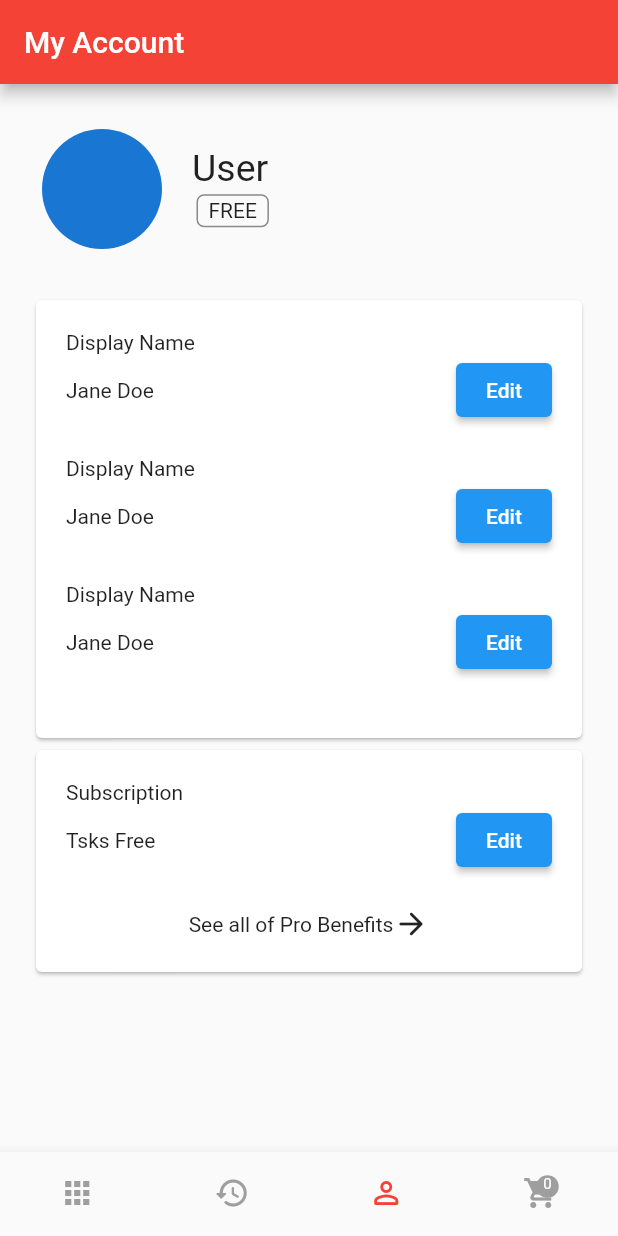
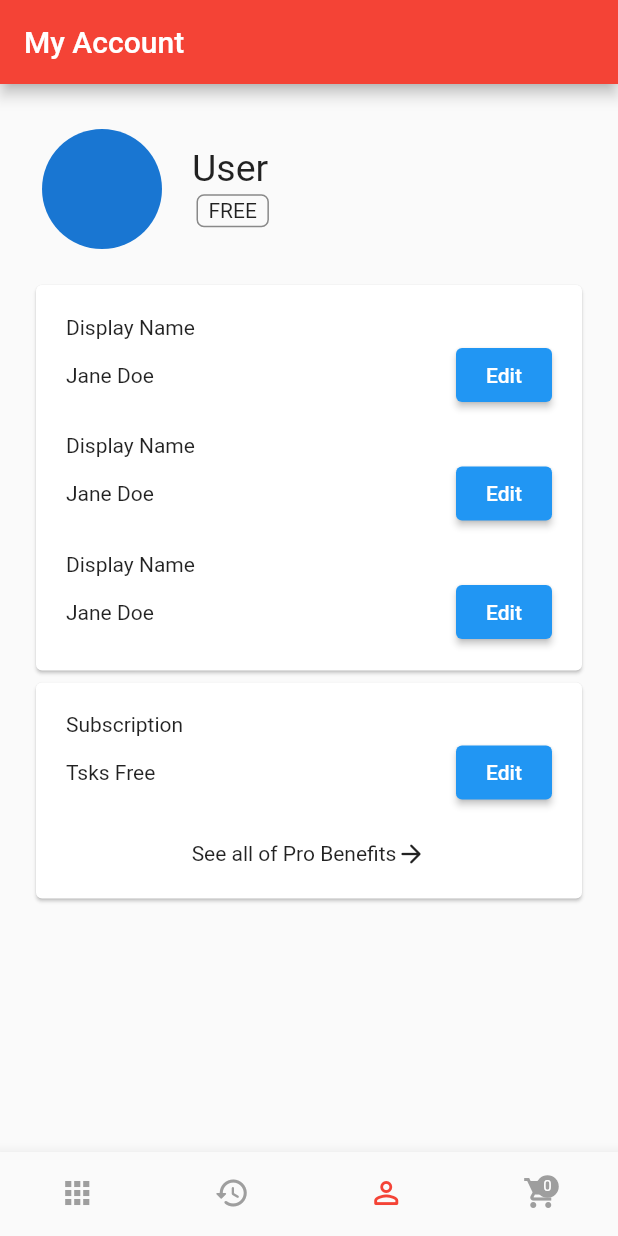
Before and after one commit to thetooaung07/flutter_foodly, a Flutter app: the screen it shows after launch, swiped to page 3, on a phone screen of 412 x 824 dp. Run offline on Flutter 3.47's test engine with Material 2 defaults, Android fonts, the phone set to English and light mode, and no system bars; our stand-ins replace dotted_border, flutter_svg.

Commit message:
Centering card badge number

```diff
--- a/lib/components/badge.dart
+++ b/lib/components/badge.dart
@@ -21,6 +21,7 @@ class Badge extends StatelessWidget {
           right: 0,
           top: 0,
           child: Container(
+            alignment: Alignment.center,
             decoration: BoxDecoration(
               shape: BoxShape.circle,
               color: value == "0" ? Colors.grey : Colors.red,
--- a/lib/pages/navpages/homepage/horizontal_list_menu.dart
+++ b/lib/pages/navpages/homepage/horizontal_list_menu.dart
@@ -57,7 +57,7 @@ class HorizontalListItem extends StatelessWidget {
       child: Container(
         decoration: BoxDecoration(
           color: isSelected!
-              ? const Color.fromRGBO(238, 77, 42, 1)
+              ? Color.fromARGB(179, 123, 33, 13)
               : const Color.fromRGBO(245, 247, 251, 1),
           // border: Border.all(color: Colors.black),
           borderRadius: BorderRadius.circular(20),
--- a/lib/pages/navpages/user_profile.dart
+++ b/lib/pages/navpages/user_profile.dart
@@ -9,7 +9,8 @@ class UserProfilePage extends StatelessWidget {
       appBar: AppBar(
         title: Text("My Account"),
       ),
-      body: Padding(
+      body: SingleChildScrollView(
+        child: Padding(
           padding: EdgeInsets.fromLTRB(20, 30, 20, 10),
           child: Column(children: [
             Container(
@@ -33,10 +34,10 @@ class UserProfilePage extends StatelessWidget {
                 )
               ]),
             ),
-          SizedBox(height: 30),
+            SizedBox(height: 20),
             Card(
               child: Padding(
-              padding: const EdgeInsets.all(20.0),
+                padding: const EdgeInsets.fromLTRB(20, 20, 20, 0),
                 child: Column(
                   crossAxisAlignment: CrossAxisAlignment.start,
                   children: [
@@ -53,7 +54,7 @@ class UserProfilePage extends StatelessWidget {
                       ],
                     ),
 
-                  SizedBox(height: 20),
+                    SizedBox(height: 15),
 
                     //Email
                     Text("Display Name"),
@@ -68,7 +69,7 @@ class UserProfilePage extends StatelessWidget {
                       ],
                     ),
 
-                  SizedBox(height: 20),
+                    SizedBox(height: 15),
                     //Password
                     Text("Display Name"),
                     Row(
@@ -82,7 +83,7 @@ class UserProfilePage extends StatelessWidget {
                       ],
                     ),
 
-                  SizedBox(height: 20),
+                    SizedBox(height: 15),
                   ],
                 ),
               ),
@@ -111,7 +112,10 @@ class UserProfilePage extends StatelessWidget {
                         mainAxisAlignment: MainAxisAlignment.center,
                         children: [
                           Text("See all of Pro Benefits"),
-                        Icon(Icons.arrow_forward_rounded),
+                          Icon(
+                            Icons.arrow_forward_rounded,
+                            size: 20,
+                          ),
                         ],
                       ),
                     )
@@ -120,6 +124,7 @@ class UserProfilePage extends StatelessWidget {
               ),
             ),
           ]),
+        ),
       ),
     );
   }
--- a/lib/utils/constants.dart
+++ b/lib/utils/constants.dart
@@ -7,7 +7,7 @@ const Color buttonBg = Color.fromARGB(153, 0, 0, 0);
 // }
 
 const Map categoryEmoji = {
-  "Recommend": "🍴",
+  "Recommend": "🥗",
   "Junk Food": "🍕",
   "Snack": "🍔",
 };
```
Lines whose indentation alone changed are shown as unchanged.
